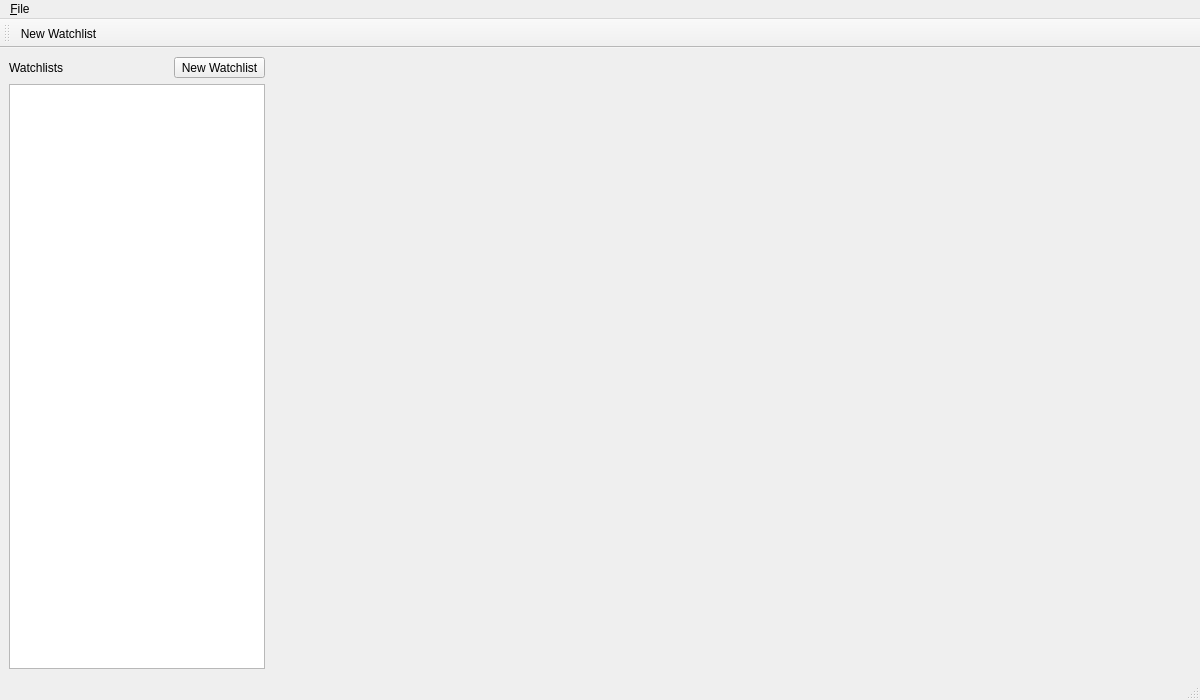
Before: the Qt Designer form mainwindow.ui in cdock1029/ragnar, drawn with Qt 5.
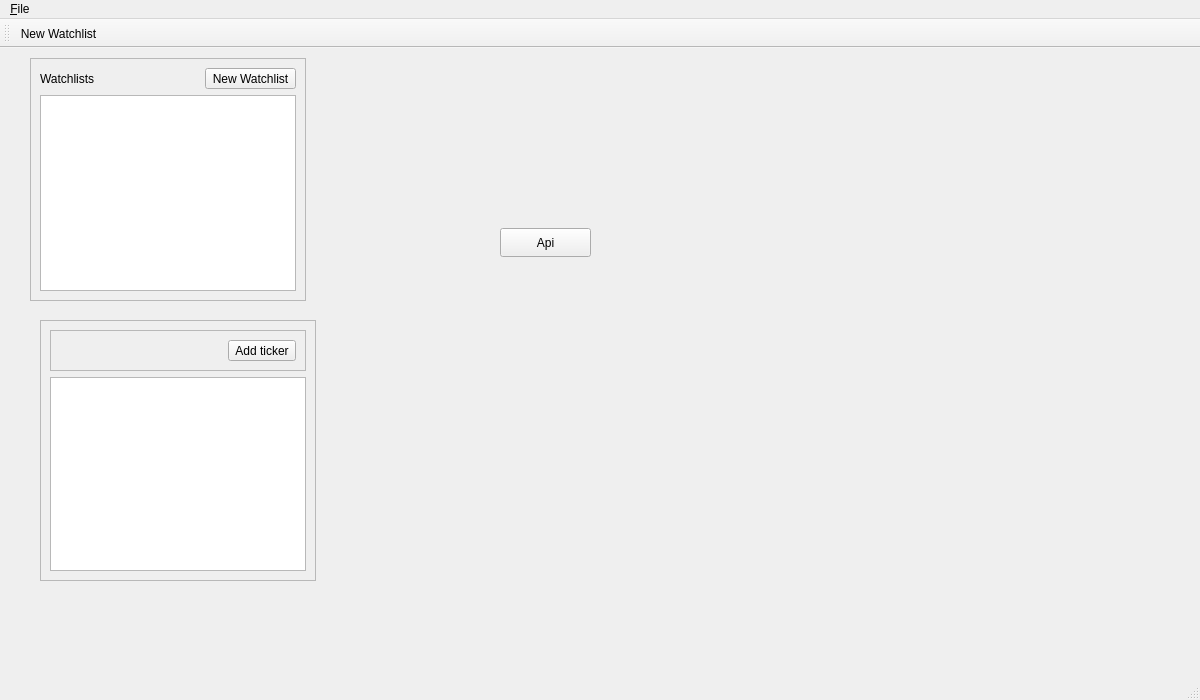
After: the same form once the commit is applied. Icons and pictures are not drawn.

```diff
--- a/mainwindow.ui
+++ b/mainwindow.ui
@@ -14,10 +14,81 @@
    <string>MainWindow</string>
   </property>
   <widget class="QWidget" name="centralwidget">
-   <layout class="QHBoxLayout" name="horizontalLayout_2">
-    <item>
+   <widget class="QFrame" name="active_watchlist_frame">
+    <property name="geometry">
+     <rect>
+      <x>40</x>
+      <y>272</y>
+      <width>276</width>
+      <height>261</height>
+     </rect>
+    </property>
+    <property name="frameShape">
+     <enum>QFrame::StyledPanel</enum>
+    </property>
+    <property name="frameShadow">
+     <enum>QFrame::Raised</enum>
+    </property>
      <layout class="QVBoxLayout" name="verticalLayout">
       <item>
+      <widget class="QFrame" name="frame">
+       <property name="frameShape">
+        <enum>QFrame::StyledPanel</enum>
+       </property>
+       <property name="frameShadow">
+        <enum>QFrame::Raised</enum>
+       </property>
+       <layout class="QHBoxLayout" name="horizontalLayout_2">
+        <item>
+         <widget class="QLabel" name="active_watchlist_label">
+          <property name="text">
+           <string/>
+          </property>
+         </widget>
+        </item>
+        <item alignment="Qt::AlignRight">
+         <widget class="QToolButton" name="add_ticker_tool_btn">
+          <property name="text">
+           <string>Add ticker</string>
+          </property>
+          <property name="icon">
+           <iconset theme="document-new">
+            <normaloff>.</normaloff>.</iconset>
+          </property>
+         </widget>
+        </item>
+       </layout>
+      </widget>
+     </item>
+     <item>
+      <widget class="QTableView" name="active_watchlist_table">
+       <property name="sizePolicy">
+        <sizepolicy hsizetype="Maximum" vsizetype="Expanding">
+         <horstretch>0</horstretch>
+         <verstretch>1</verstretch>
+        </sizepolicy>
+       </property>
+      </widget>
+     </item>
+    </layout>
+   </widget>
+   <widget class="QFrame" name="watchlists_frame">
+    <property name="geometry">
+     <rect>
+      <x>30</x>
+      <y>10</y>
+      <width>276</width>
+      <height>243</height>
+     </rect>
+    </property>
+    <property name="frameShape">
+     <enum>QFrame::StyledPanel</enum>
+    </property>
+    <property name="frameShadow">
+     <enum>QFrame::Raised</enum>
+    </property>
+    <layout class="QVBoxLayout" name="verticalLayout_2">
+     <item>
        <layout class="QHBoxLayout" name="horizontalLayout">
         <property name="sizeConstraint">
          <enum>QLayout::SetMaximumSize</enum>
@@ -29,7 +100,7 @@
           </property>
          </widget>
         </item>
-        <item>
+       <item alignment="Qt::AlignRight">
          <widget class="QToolButton" name="toolButton">
           <property name="text">
            <string>New Watchlist</string>
@@ -47,27 +118,26 @@
         <property name="sizePolicy">
          <sizepolicy hsizetype="Maximum" vsizetype="Expanding">
           <horstretch>0</horstretch>
-          <verstretch>0</verstretch>
+         <verstretch>1</verstretch>
          </sizepolicy>
         </property>
        </widget>
       </item>
      </layout>
-    </item>
-    <item>
-     <spacer name="horizontalSpacer">
-      <property name="orientation">
-       <enum>Qt::Horizontal</enum>
-      </property>
-      <property name="sizeHint" stdset="0">
-       <size>
-        <width>40</width>
-        <height>20</height>
-       </size>
-      </property>
-     </spacer>
-    </item>
-   </layout>
+   </widget>
+   <widget class="QPushButton" name="api_btn">
+    <property name="geometry">
+     <rect>
+      <x>500</x>
+      <y>180</y>
+      <width>91</width>
+      <height>29</height>
+     </rect>
+    </property>
+    <property name="text">
+     <string>Api</string>
+    </property>
+   </widget>
   </widget>
   <widget class="QMenuBar" name="menubar">
    <property name="geometry">
```
Lines whose indentation alone changed are shown as unchanged.
